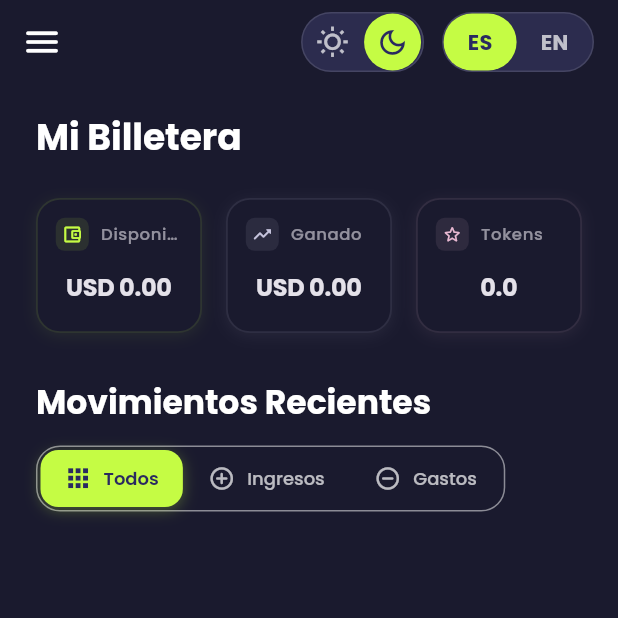
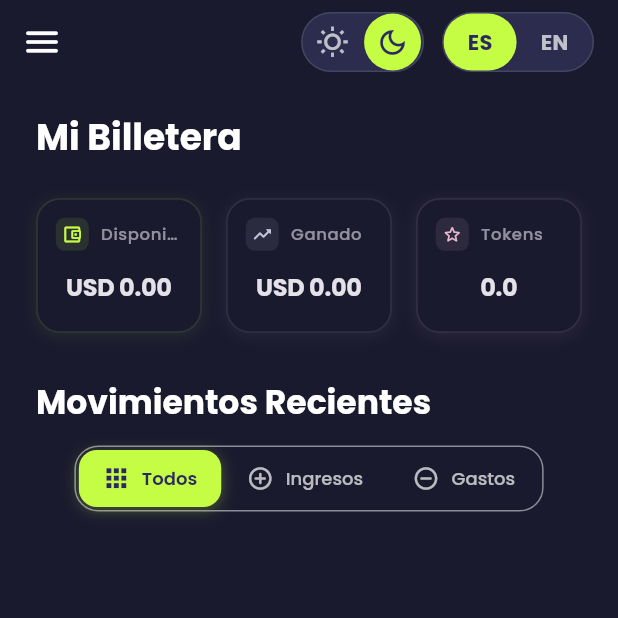
Before and after one commit to atorress91/flutter-app, a Flutter app: the MyWalletScreen screen opened by its route, after a tap on "Todos", on a phone screen of 412 x 824 dp, the top half of it. Run offline on Flutter 3.47's test engine with Material 3 defaults, Android fonts, the phone set to English and light mode, and no system bars; our stand-ins replace cached_network_image, connectivity_plus, custom_refresh_indicator, device_info_plus, equatable, firebase_core and 10 more; missing offline and left inert: network_info_plus; accounts and stored records are empty.

Commit message:
fix(ui): update layout in wallet screen for better alignment
Adjusted the layout in the wallet screen by replacing the horizontal scroll view with a centered container. This change improves the visual alignment and overall user experience. No functional changes were made.

```diff
--- a/lib/features/dashboard/presentation/screens/my_wallet_screen.dart
+++ b/lib/features/dashboard/presentation/screens/my_wallet_screen.dart
@@ -103,8 +103,7 @@ class _MyWalletScreenState extends ConsumerState<MyWalletScreen> {
                           ),
                         ),
                         const SizedBox(height: 15),
-                        SingleChildScrollView(
-                          scrollDirection: Axis.horizontal,
+                        Center(
                           child: Container(
                             padding: const EdgeInsets.all(2.0),
                             decoration: BoxDecoration(
```
